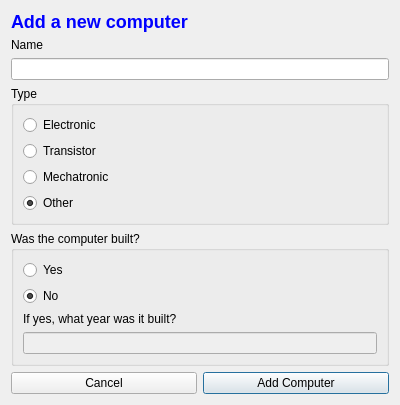
Qt form GUI/ui/addcomputerdialog.ui (atlie15/GraphicalUI) before a commit.
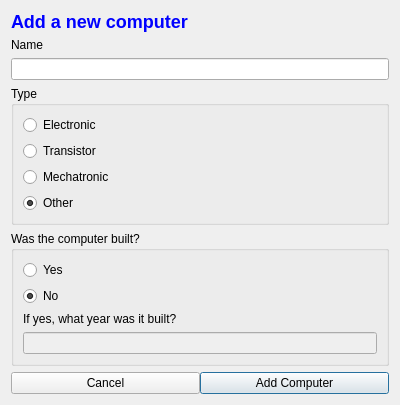
The same form after that commit. Icons and pictures are not drawn.

Patch:
```diff
--- a/GUI/ui/addcomputerdialog.ui
+++ b/GUI/ui/addcomputerdialog.ui
@@ -138,6 +138,9 @@
    </item>
    <item>
     <layout class="QHBoxLayout" name="horizontalLayout_2">
+     <property name="spacing">
+      <number>0</number>
+     </property>
      <item>
       <widget class="QPushButton" name="pushButton_cancel">
        <property name="focusPolicy">
@@ -150,6 +153,12 @@
         <iconset resource="../icons.qrc">
          <normaloff>:/icons/icons/Remove.png</normaloff>:/icons/icons/Remove.png</iconset>
        </property>
+       <property name="iconSize">
+        <size>
+         <width>30</width>
+         <height>30</height>
+        </size>
+       </property>
       </widget>
      </item>
      <item>
@@ -161,6 +170,12 @@
         <iconset resource="../icons.qrc">
          <normaloff>:/icons/icons/check.png</normaloff>:/icons/icons/check.png</iconset>
        </property>
+       <property name="iconSize">
+        <size>
+         <width>30</width>
+         <height>30</height>
+        </size>
+       </property>
       </widget>
      </item>
     </layout>
```
Left out of the diff: 4 changed lines with no effect on the pictures.
